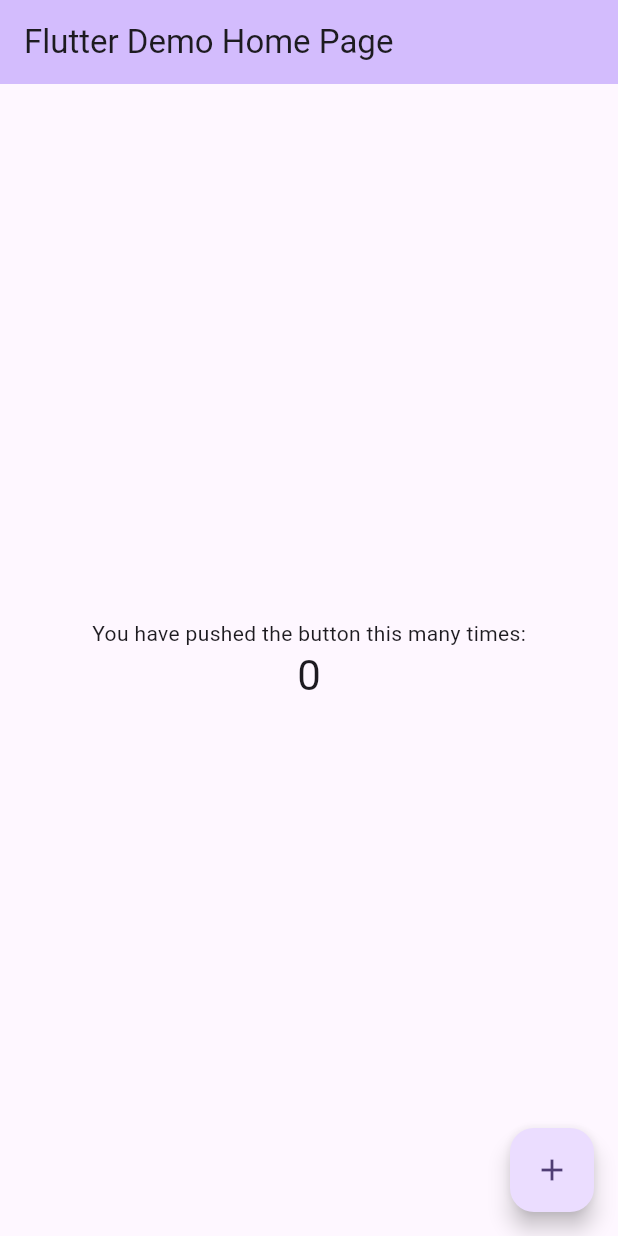
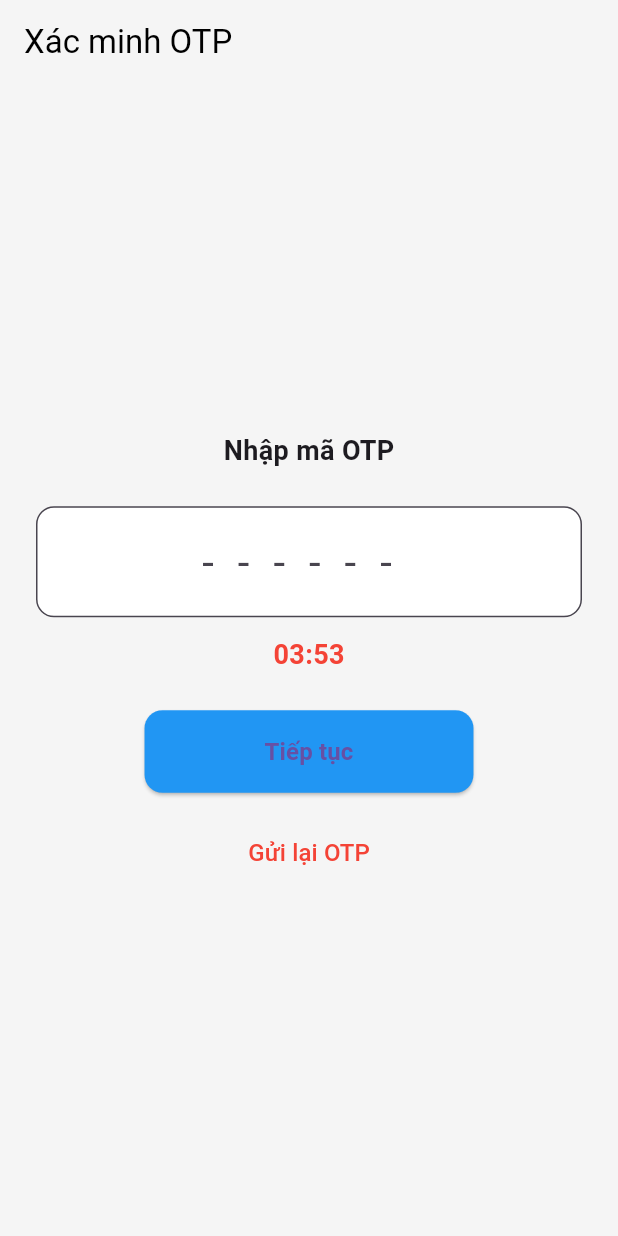
Before and after one commit to binhcuong1/demo_register_otp, a Flutter app: the screen it shows after launch, on a phone screen of 412 x 824 dp. Run offline on Flutter 3.47's test engine with Material 3 defaults, Android fonts, the phone set to English and light mode, and no system bars.

```diff
--- a/lib/main.dart
+++ b/lib/main.dart
@@ -1,4 +1,5 @@
 import 'package:flutter/material.dart';
+import 'screens/otp_screen.dart'; // import màn hình OTP của bạn
 
 void main() {
   runApp(const MyApp());
@@ -7,116 +8,16 @@ void main() {
 class MyApp extends StatelessWidget {
   const MyApp({super.key});
 
-  // This widget is the root of your application.
   @override
   Widget build(BuildContext context) {
     return MaterialApp(
-      title: 'Flutter Demo',
-      theme: ThemeData(
-        // This is the theme of your application.
-        //
-        // TRY THIS: Try running your application with "flutter run". You'll see
-        // the application has a purple toolbar. Then, without quitting the app,
-        // try changing the seedColor in the colorScheme below to Colors.green
-        // and then invoke "hot reload" (save your changes or press the "hot
-        // reload" button in a Flutter-supported IDE, or press "r" if you used
-        // the command line to start the app).
-        //
-        // Notice that the counter didn't reset back to zero; the application
-        // state is not lost during the reload. To reset the state, use hot
-        // restart instead.
-        //
-        // This works for code too, not just values: Most code changes can be
-        // tested with just a hot reload.
-        colorScheme: ColorScheme.fromSeed(seedColor: Colors.deepPurple),
+      title: 'OTP Demo',
+      theme: ThemeData(primarySwatch: Colors.blue),
+      // chạy thẳng vào OtpScreen
+      home: const OtpScreen(
+        phone: "0961520154", // test số phone
+        reqId: "demo_reqId", // tạm fake để chạy giao diện
       ),
-      home: const MyHomePage(title: 'Flutter Demo Home Page'),
     );
   }
 }
-
-class MyHomePage extends StatefulWidget {
-  const MyHomePage({super.key, required this.title});
-
-  // This widget is the home page of your application. It is stateful, meaning
-  // that it has a State object (defined below) that contains fields that affect
-  // how it looks.
-
-  // This class is the configuration for the state. It holds the values (in this
-  // case the title) provided by the parent (in this case the App widget) and
-  // used by the build method of the State. Fields in a Widget subclass are
-  // always marked "final".
-
-  final String title;
-
-  @override
-  State<MyHomePage> createState() => _MyHomePageState();
-}
-
-class _MyHomePageState extends State<MyHomePage> {
-  int _counter = 0;
-
-  void _incrementCounter() {
-    setState(() {
-      // This call to setState tells the Flutter framework that something has
-      // changed in this State, which causes it to rerun the build method below
-      // so that the display can reflect the updated values. If we changed
-      // _counter without calling setState(), then the build method would not be
-      // called again, and so nothing would appear to happen.
-      _counter++;
-    });
-  }
-
-  @override
-  Widget build(BuildContext context) {
-    // This method is rerun every time setState is called, for instance as done
-    // by the _incrementCounter method above.
-    //
-    // The Flutter framework has been optimized to make rerunning build methods
-    // fast, so that you can just rebuild anything that needs updating rather
-    // than having to individually change instances of widgets.
-    return Scaffold(
-      appBar: AppBar(
-        // TRY THIS: Try changing the color here to a specific color (to
-        // Colors.amber, perhaps?) and trigger a hot reload to see the AppBar
-        // change color while the other colors stay the same.
-        backgroundColor: Theme.of(context).colorScheme.inversePrimary,
-        // Here we take the value from the MyHomePage object that was created by
-        // the App.build method, and use it to set our appbar title.
-        title: Text(widget.title),
-      ),
-      body: Center(
-        // Center is a layout widget. It takes a single child and positions it
-        // in the middle of the parent.
-        child: Column(
-          // Column is also a layout widget. It takes a list of children and
-          // arranges them vertically. By default, it sizes itself to fit its
-          // children horizontally, and tries to be as tall as its parent.
-          //
-          // Column has various properties to control how it sizes itself and
-          // how it positions its children. Here we use mainAxisAlignment to
-          // center the children vertically; the main axis here is the vertical
-          // axis because Columns are vertical (the cross axis would be
-          // horizontal).
-          //
-          // TRY THIS: Invoke "debug painting" (choose the "Toggle Debug Paint"
-          // action in the IDE, or press "p" in the console), to see the
-          // wireframe for each widget.
-          mainAxisAlignment: MainAxisAlignment.center,
-          children: <Widget>[
-            const Text('You have pushed the button this many times:'),
-            Text(
-              '$_counter',
-              style: Theme.of(context).textTheme.headlineMedium,
-            ),
-          ],
-        ),
-      ),
-      floatingActionButton: FloatingActionButton(
-        onPressed: _incrementCounter,
-        tooltip: 'Increment',
-        child: const Icon(Icons.add),
-      ), // This trailing comma makes auto-formatting nicer for build methods.
-    );
-  }
-}
--- a/lib/screens/otp_screen.dart
+++ b/lib/screens/otp_screen.dart
@@ -0,0 +1,200 @@
+import 'dart:async';
+import 'dart:convert';
+import 'package:flutter/material.dart';
+import 'package:http/http.dart' as http;
+
+class OtpScreen extends StatefulWidget {
+  final String phone;
+  final String reqId;
+
+  const OtpScreen({super.key, required this.phone, required this.reqId});
+
+  @override
+  State<OtpScreen> createState() => _OtpScreenState();
+}
+
+class _OtpScreenState extends State<OtpScreen> {
+  final TextEditingController _otpController = TextEditingController();
+  Timer? _timer;
+  int _seconds = 240; // 4 phút
+  bool _expired = false;
+
+  @override
+  void initState() {
+    super.initState();
+    _startTimer();
+  }
+
+  void _startTimer() {
+    _timer?.cancel(); // hủy nếu có timer cũ
+    setState(() {
+      _seconds = 240;
+      _expired = false;
+    });
+
+    _timer = Timer.periodic(const Duration(seconds: 1), (timer) {
+      if (_seconds > 0) {
+        setState(() {
+          _seconds--;
+        });
+      } else {
+        timer.cancel();
+        setState(() {
+          _expired = true;
+        });
+        ScaffoldMessenger.of(context).showSnackBar(
+          const SnackBar(content: Text("⏰ OTP đã hết hạn, vui lòng gửi lại.")),
+        );
+      }
+    });
+  }
+
+  Future<void> _verifyOtp() async {
+    final otp = _otpController.text.trim();
+
+    if (otp.length < 6) {
+      ScaffoldMessenger.of(context).showSnackBar(
+        const SnackBar(content: Text("Vui lòng nhập đủ 6 số OTP")),
+      );
+      return;
+    }
+
+    try {
+      final url = Uri.parse("http://10.0.2.2:3000/otp/verify");
+
+      final response = await http.post(
+        url,
+        headers: {"Content-Type": "application/json"},
+        body: jsonEncode({
+          "phone": widget.phone,
+          "code": otp,
+        }),
+      );
+
+      if (response.statusCode == 200) {
+        final data = jsonDecode(response.body);
+
+        if (data["ok"] == true && data["valid"] == true) {
+          ScaffoldMessenger.of(context).showSnackBar(
+            const SnackBar(content: Text("✅ OTP chính xác")),
+          );
+        } else {
+          ScaffoldMessenger.of(context).showSnackBar(
+            const SnackBar(content: Text("❌ OTP sai hoặc đã hết hạn")),
+          );
+        }
+      } else {
+        ScaffoldMessenger.of(context).showSnackBar(
+          SnackBar(content: Text("⚠️ Lỗi server: ${response.statusCode}")),
+        );
+      }
+    } catch (e) {
+      ScaffoldMessenger.of(context).showSnackBar(
+        SnackBar(content: Text("🚨 Lỗi kết nối: $e")),
+      );
+    }
+  }
+
+  void _resendOtp() {
+    _startTimer(); // reset lại countdown về 4p
+    _otpController.clear();
+    ScaffoldMessenger.of(context).showSnackBar(
+      const SnackBar(content: Text("📩 OTP mới đã được gửi")),
+    );
+    // TODO: gọi API gửi lại OTP ở đây
+  }
+
+
+
+  @override
+  void dispose() {
+    _timer?.cancel();
+    _otpController.dispose();
+    super.dispose();
+  }
+
+  @override
+  Widget build(BuildContext context) {
+    final minutes = (_seconds ~/ 60).toString().padLeft(2, '0');
+    final secs = (_seconds % 60).toString().padLeft(2, '0');
+
+    return Scaffold(
+      backgroundColor: Colors.grey[100],
+      appBar: AppBar(
+        elevation: 0,
+        backgroundColor: Colors.grey[100],
+        iconTheme: const IconThemeData(color: Colors.black),
+        title: const Text(
+          "Xác minh OTP",
+          style: TextStyle(color: Colors.black),
+        ),
+      ),
+      body: Padding(
+        padding: const EdgeInsets.all(24),
+        child: Column(
+          mainAxisAlignment: MainAxisAlignment.center,
+          children: [
+            const Text(
+              "Nhập mã OTP",
+              style: TextStyle(fontSize: 18, fontWeight: FontWeight.bold),
+            ),
+            const SizedBox(height: 24),
+            TextField(
+              controller: _otpController,
+              keyboardType: TextInputType.number,
+              textAlign: TextAlign.center,
+              maxLength: 6,
+              style: const TextStyle(
+                fontSize: 28,
+                letterSpacing: 16,
+              ),
+              decoration: InputDecoration(
+                counterText: "",
+                hintText: "------",
+                border: OutlineInputBorder(
+                  borderRadius: BorderRadius.circular(12),
+                ),
+                filled: true,
+                fillColor: Colors.white,
+              ),
+            ),
+            const SizedBox(height: 12),
+            Text(
+              "$minutes:$secs",
+              style: const TextStyle(
+                fontSize: 18,
+                color: Colors.red,
+                fontWeight: FontWeight.bold,
+              ),
+            ),
+            const SizedBox(height: 24),
+            ElevatedButton(
+              onPressed: _verifyOtp,
+              style: ElevatedButton.styleFrom(
+                backgroundColor: Colors.blue,
+                padding: const EdgeInsets.symmetric(
+                    vertical: 16, horizontal: 80),
+                shape: RoundedRectangleBorder(
+                  borderRadius: BorderRadius.circular(12),
+                ),
+              ),
+              child: const Text(
+                "Tiếp tục",
+                style:
+                TextStyle(fontSize: 16, fontWeight: FontWeight.bold),
+              ),
+            ),
+            const SizedBox(height: 16),
+            TextButton(
+              onPressed: _resendOtp, // luôn bấm được
+              child: const Text(
+                "Gửi lại OTP",
+                style: TextStyle(color: Colors.red, fontSize: 16),
+              ),
+            ),
+          ],
+        ),
+      ),
+    );
+  }
+}
--- a/pubspec.yaml
+++ b/pubspec.yaml
@@ -30,6 +30,8 @@ environment:
 dependencies:
   flutter:
     sdk: flutter
+  http: ^1.2.2
+
 
   # The following adds the Cupertino Icons font to your application.
   # Use with the CupertinoIcons class for iOS style icons.
```
Also changed, not shown: pubspec.lock.
